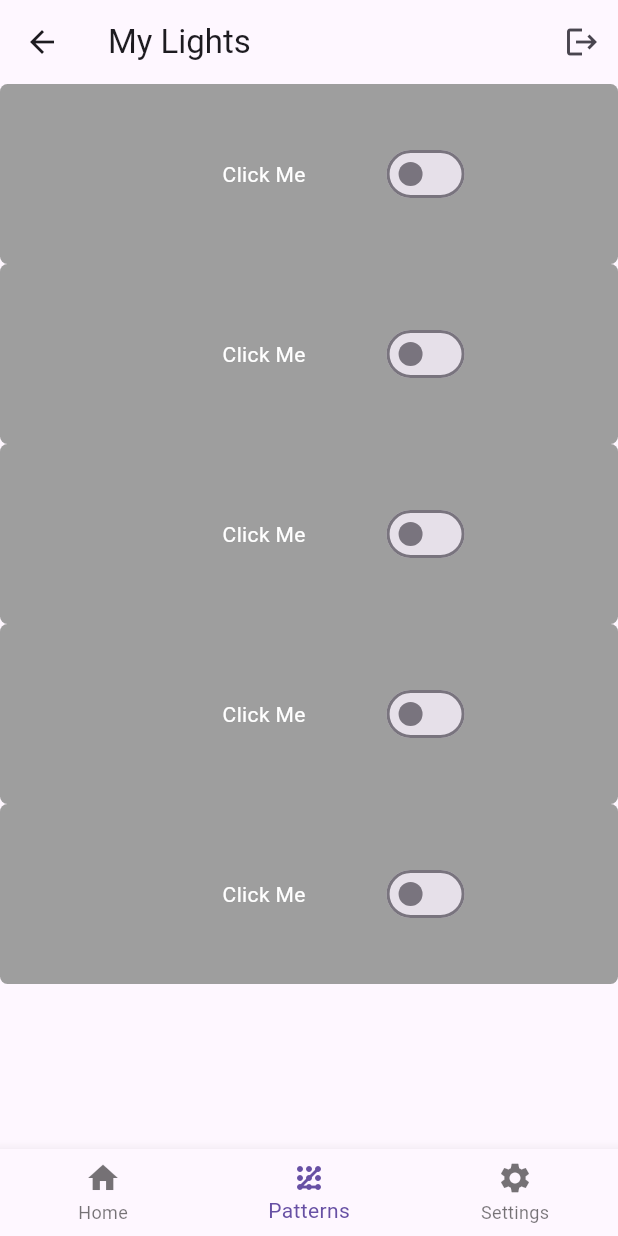
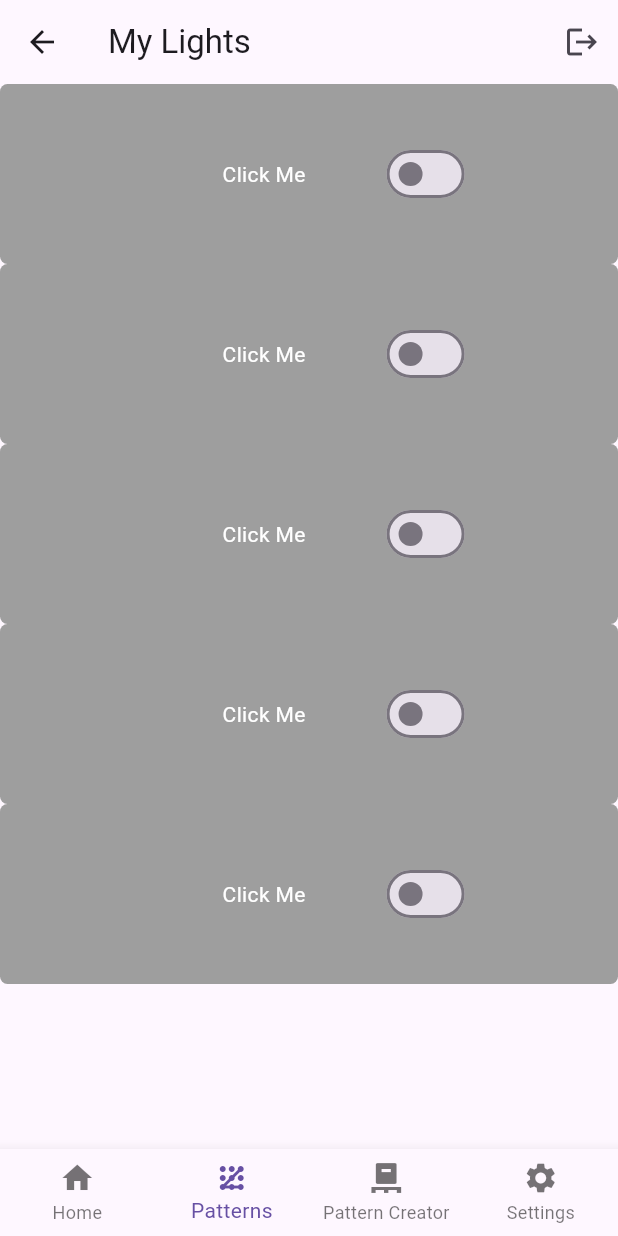
Before and after one commit to HanifMDjamiludin/LuminaSYNC, a Flutter app: the HomeScreen screen opened by its route, item 2 of the bottom bar chosen, on a phone screen of 412 x 824 dp. Run offline on Flutter 3.47's test engine with Material 3 defaults, Android fonts, the light colour scheme and no system bars; our stand-ins replace firebase_auth, firebase_core, google_sign_in; accounts and stored records are empty.

Commit message:
Pattern creator

```diff
--- a/luminasyncflutter/lib/src/home_screen.dart
+++ b/luminasyncflutter/lib/src/home_screen.dart
@@ -1,6 +1,7 @@
 import 'package:flutter/material.dart';
 import 'package:firebase_auth/firebase_auth.dart';
 import 'package:google_sign_in/google_sign_in.dart';
+import 'package:luminasyncflutter/creator.dart';
 import 'package:luminasyncflutter/switch.dart';
 
 class HomeScreen extends StatefulWidget {
@@ -29,6 +30,7 @@ class _HomeScreenState extends State<HomeScreen> {
       ),
       body: _getBody(_currentIndex),
       bottomNavigationBar: BottomNavigationBar(
+        type: BottomNavigationBarType.fixed,
         currentIndex: _currentIndex,
         onTap: (index) {
           setState(() {
@@ -44,6 +46,8 @@ class _HomeScreenState extends State<HomeScreen> {
             icon: Icon(Icons.pattern),
             label: 'Patterns',
           ),
+          BottomNavigationBarItem(
+              icon: Icon(Icons.pallet), label: 'Pattern Creator'),
           BottomNavigationBarItem(
             icon: Icon(Icons.settings),
             label: 'Settings',
@@ -64,8 +68,28 @@ class _HomeScreenState extends State<HomeScreen> {
       case 0:
         return _buildHomeTab();
       case 1:
-        return Column(children: [SwitchAndButton(), SwitchAndButton(), SwitchAndButton(), SwitchAndButton(), SwitchAndButton()],);
+        return Column(
+          children: [
+            SwitchAndButton(),
+            SwitchAndButton(),
+            SwitchAndButton(),
+            SwitchAndButton(),
+            SwitchAndButton()
+          ],
+        );
       case 2:
+        return Row(
+          children: [
+            PatternCreator(),
+            PatternCreator(),
+            PatternCreator(),
+            PatternCreator(),
+            PatternCreator(),
+            PatternCreator(),
+            PatternCreator()
+          ],
+        );
+      case 3:
         return _buildProfileTab();
       default:
         return Container();
@@ -75,6 +99,12 @@ class _HomeScreenState extends State<HomeScreen> {
   Widget _buildHomeTab() {
     return Center(
       child: Text('Main Page'),
+    );
+  }
+
+  Widget _buildCreatorTab() {
+    return Center(
+      child: Text('creator Page'),
     );
   }
 
```
Also changed, not shown: luminasyncflutter/lib/creator.dart (added, +72 -0 lines).
